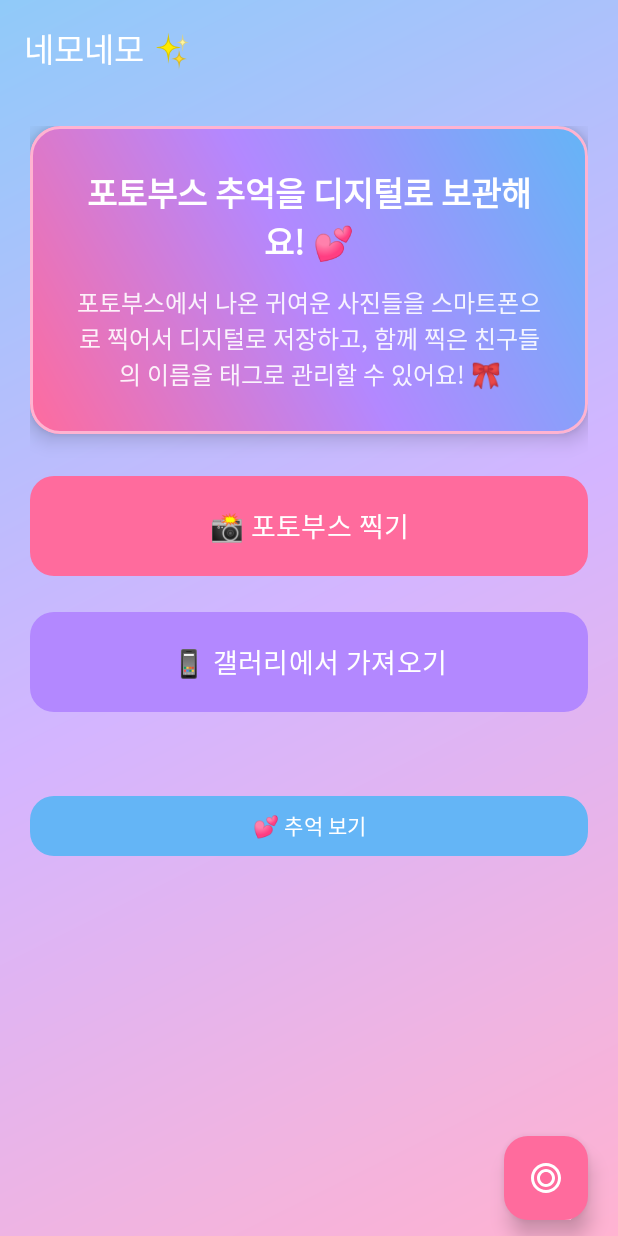
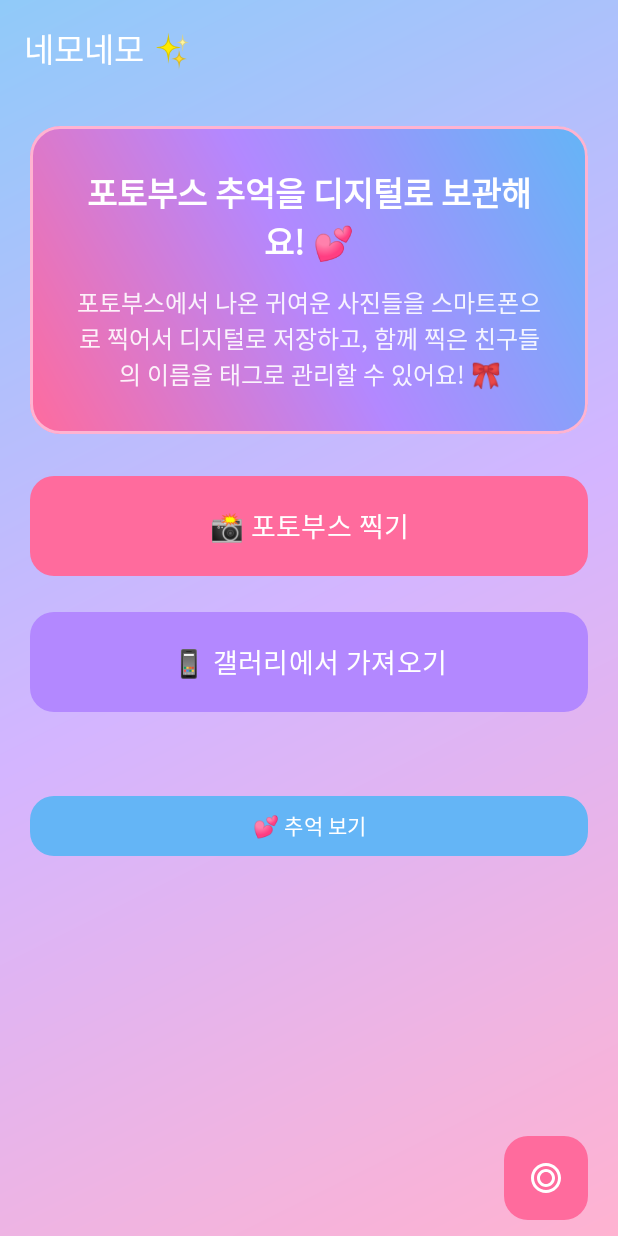
Before and after one commit to nothinking/nemonemo, an Android app: the screen it shows after launch (MainActivity), on a phone screen of 412 x 824 dp. Run offline under Robolectric (Android 15) with nearby library versions, the phone set to English and light mode, and no system bars; our stand-ins replace Room's generated code; libraries missing offline, so code that uses them is left out: com.google.mlkit.vision.

Commit message:
그림자 효과 제거

```diff
--- a/app/src/main/res/layout/activity_history.xml
+++ b/app/src/main/res/layout/activity_history.xml
@@ -38,7 +38,7 @@
             android:layout_height="wrap_content"
             android:layout_margin="20dp"
             app:cardCornerRadius="20dp"
-            app:cardElevation="8dp"
+            app:cardElevation="0dp"
             app:strokeWidth="2dp"
             app:strokeColor="@color/purple_light"
             app:cardBackgroundColor="@color/white">
@@ -101,7 +101,7 @@
                 android:layout_margin="40dp"
                 android:visibility="gone"
                 app:cardCornerRadius="24dp"
-                app:cardElevation="12dp"
+                app:cardElevation="0dp"
                 app:strokeWidth="3dp"
                 app:strokeColor="@color/pink_light">
 
--- a/app/src/main/res/layout/activity_main.xml
+++ b/app/src/main/res/layout/activity_main.xml
@@ -44,7 +44,7 @@
                 android:layout_height="wrap_content"
                 android:layout_marginBottom="24dp"
                 app:cardCornerRadius="20dp"
-                app:cardElevation="8dp"
+                app:cardElevation="0dp"
                 app:strokeWidth="2dp"
                 app:strokeColor="@color/pink_light">
 
@@ -91,7 +91,7 @@
                 app:cornerRadius="16dp"
                 app:backgroundTint="@color/pink_primary"
                 android:textColor="@color/white"
-                app:elevation="6dp" />
+                app:elevation="0dp" />
 
             <!-- 갤러리에서 가져오기 버튼 -->
             <com.google.android.material.button.MaterialButton
@@ -106,7 +106,7 @@
                 app:cornerRadius="16dp"
                 app:backgroundTint="@color/purple_primary"
                 android:textColor="@color/white"
-                app:elevation="6dp" />
+                app:elevation="0dp" />
 
             <!-- 결과 카드 -->
             <com.google.android.material.card.MaterialCardView
@@ -116,7 +116,7 @@
                 android:layout_marginTop="16dp"
                 android:visibility="gone"
                 app:cardCornerRadius="20dp"
-                app:cardElevation="8dp"
+                app:cardElevation="0dp"
                 app:strokeWidth="2dp"
                 app:strokeColor="@color/blue_light">
 
@@ -200,7 +200,7 @@
                 app:cornerRadius="16dp"
                 app:backgroundTint="@color/blue_primary"
                 android:textColor="@color/white"
-                app:elevation="6dp" />
+                app:elevation="0dp" />
 
         </LinearLayout>
 
@@ -218,6 +218,6 @@
         app:srcCompat="@drawable/ic_camera_emoji"
         app:tint="@color/white"
         app:backgroundTint="@color/pink_primary"
-        app:elevation="8dp" />
+        app:elevation="0dp" />
 
 </androidx.coordinatorlayout.widget.CoordinatorLayout>
--- a/app/src/main/res/layout/dialog_tag_input.xml
+++ b/app/src/main/res/layout/dialog_tag_input.xml
@@ -5,7 +5,7 @@
     android:layout_height="wrap_content"
     android:layout_margin="20dp"
     app:cardCornerRadius="24dp"
-    app:cardElevation="12dp"
+    app:cardElevation="0dp"
     app:strokeWidth="3dp"
     app:strokeColor="@color/pink_light">
 
--- a/app/src/main/res/layout/item_history.xml
+++ b/app/src/main/res/layout/item_history.xml
@@ -5,7 +5,7 @@
     android:layout_height="match_parent"
     android:layout_margin="20dp"
     app:cardCornerRadius="24dp"
-    app:cardElevation="12dp"
+    app:cardElevation="0dp"
     app:strokeWidth="3dp"
     app:strokeColor="@color/pink_light">
 
@@ -69,7 +69,7 @@
             android:layout_height="wrap_content"
             android:layout_marginTop="20dp"
             app:cardCornerRadius="16dp"
-            app:cardElevation="6dp"
+            app:cardElevation="0dp"
             app:strokeWidth="2dp"
             app:strokeColor="@color/purple_light"
             app:cardBackgroundColor="@color/white">
```
